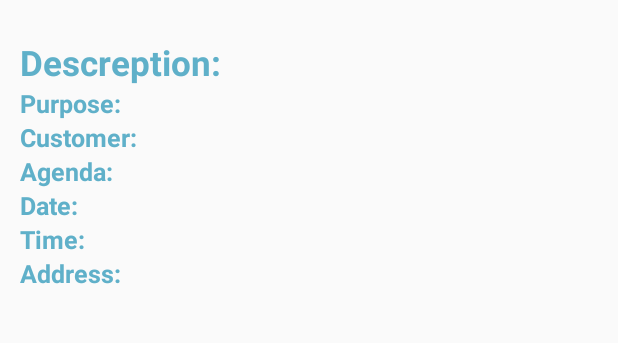
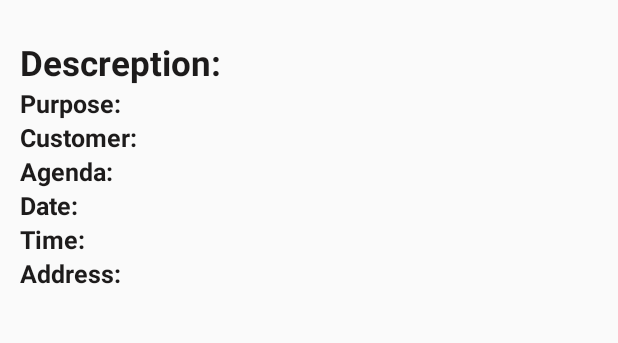
Before and after one commit to vijay040/TrackApp, an Android app: the layout acitivity_meetingdetails.xml on its own in the app's theme, with its tools: preview values and no code run, on a phone screen of 412 x 824 dp, the part 185-528 px from its top. Run offline under Robolectric (Android 15) with nearby library versions, the light colour scheme and no system bars.

Commit message:
updates 1-6-2018 changes

```diff
--- a/app/src/main/res/layout/acitivity_meetingdetails.xml
+++ b/app/src/main/res/layout/acitivity_meetingdetails.xml
@@ -18,7 +18,7 @@
         android:layout_marginLeft="@dimen/_10sdp"
         android:layout_toRightOf="@id/img"
         android:text="Descreption:"
-        android:textColor="@color/them_color"
+        android:textColor="@color/text_color"
         android:textSize="@dimen/_18sdp"
         android:textStyle="bold" />
     <TextView
@@ -28,7 +28,7 @@
         android:layout_marginLeft="@dimen/_10sdp"
         android:layout_toRightOf="@id/img"
         android:text="Purpose:"
-        android:textColor="@color/them_color"
+        android:textColor="@color/text_color"
         android:textSize="@dimen/_13sdp"
         android:textStyle="bold" />
     <TextView
@@ -38,7 +38,7 @@
         android:layout_marginLeft="@dimen/_10sdp"
         android:layout_toRightOf="@id/img"
         android:text="Customer:"
-        android:textColor="@color/them_color"
+        android:textColor="@color/text_color"
         android:textSize="@dimen/_13sdp"
         android:textStyle="bold" />
     <TextView
@@ -48,7 +48,7 @@
         android:layout_marginLeft="@dimen/_10sdp"
         android:layout_toRightOf="@id/img"
         android:text="Agenda:"
-        android:textColor="@color/them_color"
+        android:textColor="@color/text_color"
         android:textSize="@dimen/_13sdp"
         android:textStyle="bold" />
     <TextView
@@ -58,7 +58,7 @@
         android:layout_marginLeft="@dimen/_10sdp"
         android:layout_toRightOf="@id/img"
         android:text="Date:"
-        android:textColor="@color/them_color"
+        android:textColor="@color/text_color"
         android:textSize="@dimen/_13sdp"
         android:textStyle="bold" />
     <TextView
@@ -68,7 +68,7 @@
         android:layout_marginLeft="@dimen/_10sdp"
         android:layout_toRightOf="@id/img"
         android:text="Time:"
-        android:textColor="@color/them_color"
+        android:textColor="@color/text_color"
         android:textSize="@dimen/_13sdp"
         android:textStyle="bold" />
     <TextView
@@ -78,7 +78,7 @@
         android:layout_marginLeft="@dimen/_10sdp"
         android:layout_toRightOf="@id/img"
         android:text="Address:"
-        android:textColor="@color/them_color"
+        android:textColor="@color/text_color"
         android:textSize="@dimen/_13sdp"
         android:textStyle="bold" />
 
```
Also changed, not shown: app/src/main/java/com/example/lenovo/trackapp/actv/MeetingDetailsActivity.java (+51 -0 lines).
